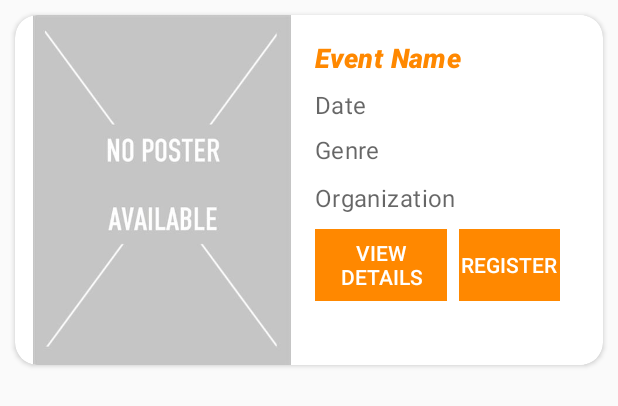
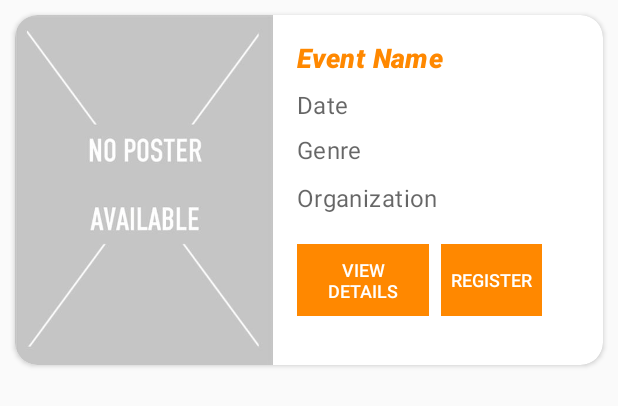
Before and after one commit to Chandravadhana24/E-Events-AAP-Project, an Android app: the layout card_view_item_layout.xml on its own in the app's theme, with its tools: preview values and no code run, on a phone screen of 412 x 824 dp. Shown: the top 406 px of the screen. Run offline under Robolectric (Android 15) with nearby library versions, the phone set to English and light mode, and no system bars; Roboto replaces fonts that are not available here.

Commit message:
Made some adjustments in .xml files

```diff
--- a/E-Events-master/E-Events-master/app/src/main/java/com/example/login_at1/Public_Dashboard_Fragment.java
+++ b/E-Events-master/E-Events-master/app/src/main/java/com/example/login_at1/Public_Dashboard_Fragment.java
@@ -57,12 +57,12 @@ public class Public_Dashboard_Fragment extends Fragment {
                     Toast.makeText(getContext(), "No Record Found", Toast.LENGTH_SHORT).show();
                     return v;
                 }
-
+                list_of_Events.add(new Event(c.getString(0), c.getString(1), c.getString(2), c.getString(3)));
                 stringBuffer = new StringBuffer();
                 Date date1 = null;
 
                 while (c.moveToNext()) {
-
+                    //Log.d()
                     list_of_Events.add(new Event(c.getString(0), c.getString(1), c.getString(2), c.getString(3)));
                     /*stringBuffer.append("Event Name:" + c.getString(0) + "\n");
                     stringBuffer.append("Organization Name:" + c.getString(1) + "\n");
--- a/E-Events-master/E-Events-master/app/src/main/res/layout/card_view_item_layout.xml
+++ b/E-Events-master/E-Events-master/app/src/main/res/layout/card_view_item_layout.xml
@@ -10,7 +10,6 @@
     <LinearLayout
         android:layout_width="367dp"
         android:layout_height="wrap_content"
-        android:layout_gravity="center"
         android:background="@android:color/white"
         android:orientation="horizontal">
 
@@ -75,7 +74,7 @@
         <LinearLayout
             android:layout_width="wrap_content"
             android:layout_height="wrap_content"
-            android:layout_marginTop="10dp"
+            android:layout_marginTop="20dp"
             android:orientation="horizontal">
 
             <Button
@@ -86,6 +85,7 @@
                 android:layout_gravity="center_horizontal"
                 android:layout_marginEnd="8dp"
                 android:layout_marginRight="8dp"
+                android:textSize="12sp"
                 android:background="@android:color/holo_orange_dark"
 
                 android:text="View\nDetails"
@@ -97,6 +97,7 @@
                 android:layout_width="wrap_content"
                 android:layout_height="match_parent"
                 android:layout_gravity="center_horizontal"
+                android:textSize="12sp"
                 android:background="@android:color/holo_orange_dark"
                 android:text="@string/action_2"
                 android:textColor="@android:color/white" />
--- a/E-Events-master/E-Events-master/app/src/main/res/layout/fragment_public__dashboard_.xml
+++ b/E-Events-master/E-Events-master/app/src/main/res/layout/fragment_public__dashboard_.xml
@@ -7,7 +7,7 @@
     android:orientation="vertical"
     android:background="@android:color/holo_orange_dark"
     android:id="@+id/public_dashboard_layout"
-    android:padding="10dp"
+    android:padding="5dp"
     tools:context=".Public_Dashboard_Fragment">
 
     <androidx.recyclerview.widget.RecyclerView
```
Also changed, not shown: 1 other file.
